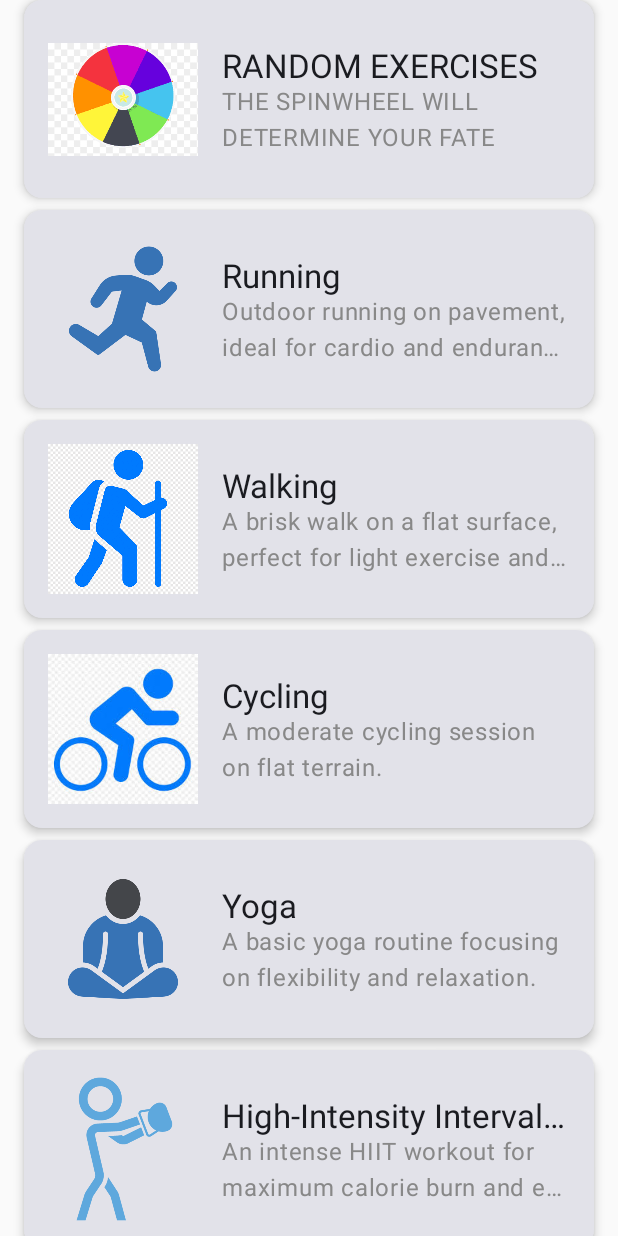
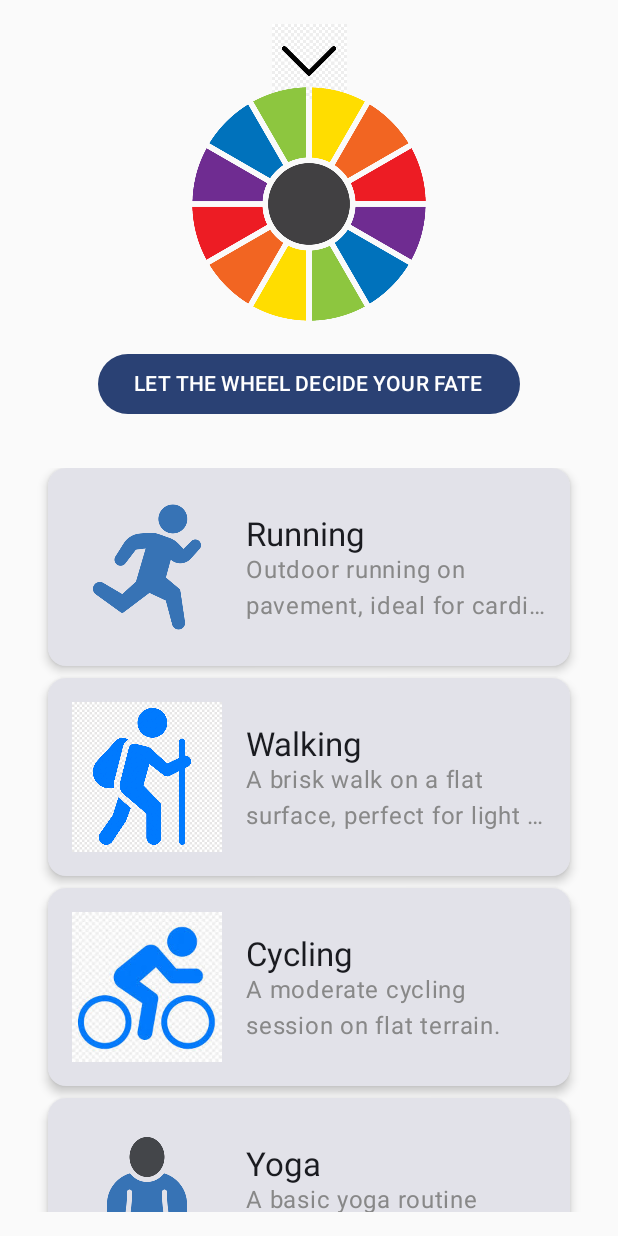
Before and after one commit to jam9151/AndroidFitnessTracker, an Android app built with Jetpack Compose: the WorkoutListScreen screen opened through its navigation route, on a phone screen of 412 x 824 dp. Run offline under Robolectric (Android 15) with nearby library versions, the phone set to English and light mode, and no system bars; 3 statements that could not run were skipped.

Commit message:
Added Spinwheel

```diff
--- a/app/src/main/java/com/example/androidfitnesstracker/Pages/WorkoutPage.kt
+++ b/app/src/main/java/com/example/androidfitnesstracker/Pages/WorkoutPage.kt
@@ -26,6 +26,10 @@ import com.example.androidfitnesstracker.User.UserActivityManager
 import com.example.androidfitnesstracker.User.UserDatabaseHelper
 import com.example.androidfitnesstracker.Workout.ExerciseStep
 import com.example.androidfitnesstracker.Workout.Workout
+import androidx.compose.runtime.*
+import androidx.compose.ui.graphics.graphicsLayer
+import kotlinx.coroutines.launch
+import kotlinx.coroutines.delay
 
 
 /* //Sample workout page
@@ -145,20 +149,118 @@ fun WorkoutListScreen(
     workouts: List<Workout>,
     onWorkoutClick: (Workout) -> Unit
 ) {
-    LazyColumn(
+    // State to control the rotation angle
+    val rotationAngle = remember { mutableFloatStateOf(0f) }
+
+    // State to track if the wheel is spinning
+    var isSpinning by remember { mutableStateOf(false) }
+
+    // Coroutine scope for animation
+    val coroutineScope = rememberCoroutineScope()
+
+    Column(
         modifier = Modifier
             .fillMaxSize()
-            .statusBarsPadding(),
-        verticalArrangement = Arrangement.spacedBy(8.dp)
+            .statusBarsPadding()
+            .padding(16.dp),
+        horizontalAlignment = Alignment.CenterHorizontally
     ) {
-        items(workouts, key = { it.id }) { workout ->
-            WorkoutItem(
-                workout = workout,
-                onClick = { onWorkoutClick(workout) }
+        // Box to overlay the arrow and spinning wheel
+        Box(
+            modifier = Modifier.size(200.dp), // Match the size of the spinning wheel
+            contentAlignment = Alignment.Center
+        ) {
+            // Stationary Arrow
+            Image(
+                painter = painterResource(id = R.drawable.down_arrow), // Replace with your arrow resource
+                contentDescription = "Arrow",
+                modifier = Modifier
+                    .size(50.dp) // Adjust the size of the arrow to fit above the wheel
+                    .align(Alignment.TopCenter) // Ensure arrow stays at the top
             )
+
+            // Spinning Wheel with Padding
+            Image(
+                painter = painterResource(id = R.drawable.spin_wheel_2),
+                contentDescription = "Spinning Wheel",
+                modifier = Modifier
+                    .size(200.dp)
+                    .padding(top = 40.dp) // Add padding between the arrow and the wheel
+                    .graphicsLayer(rotationZ = rotationAngle.value) // Apply rotation
+            )
+        }
+
+        Spacer(modifier = Modifier.height(16.dp))
+
+        // Let the Wheel Decide Button
+        Button(
+            onClick = {
+                if (!isSpinning) {
+                    isSpinning = true
+                    coroutineScope.launch {
+                        spinWheelAndNavigate(workouts, onWorkoutClick, rotationAngle) {
+                            isSpinning = false // Reset spinning state after navigation
+                        }
+                    }
+                }
+            }
+        ) {
+            Text("LET THE WHEEL DECIDE YOUR FATE")
+        }
+
+        Spacer(modifier = Modifier.height(32.dp))
+
+        // LazyColumn for the Workout List
+        LazyColumn(
+            modifier = Modifier.fillMaxSize(),
+            verticalArrangement = Arrangement.spacedBy(8.dp)
+        ) {
+            items(workouts, key = { it.id }) { workout ->
+                WorkoutItem(
+                    workout = workout,
+                    onClick = { onWorkoutClick(workout) }
+                )
+            }
         }
     }
 }
+
+
+
+
+
+suspend fun spinWheelAndNavigate(
+    workouts: List<Workout>,
+    onWorkoutSelected: (Workout) -> Unit,
+    rotationAngle: MutableState<Float>, // Use MutableState<Float> here
+    onFinish: () -> Unit
+) {
+    // Simulate spinning animation
+    val randomAngle = (360 * 3) + (0..360).random() // At least 3 full rotations
+    val duration = 7000L // Total duration in milliseconds
+    val startTime = System.currentTimeMillis()
+
+    while (System.currentTimeMillis() - startTime < duration) {
+        val elapsedTime = System.currentTimeMillis() - startTime
+        val progress = elapsedTime / duration.toFloat()
+        val easedProgress = (1 - (1 - progress) * (1 - progress)) // Ease-out effect
+        rotationAngle.value = randomAngle * easedProgress
+        delay(16) // 16ms for smooth animation (~60fps)
+    }
+
+    // Finalize rotation
+    rotationAngle.value %= 360 // Normalize the angle
+
+    // Select a random workout
+    val randomWorkout = workouts.random()
+
+    // Navigate to the selected workout
+    onWorkoutSelected(randomWorkout)
+
+    // Call onFinish callback
+    onFinish()
+}
+
 
 
 @Composable
--- a/app/src/main/java/com/example/androidfitnesstracker/User/UserDatabaseHelper.kt
+++ b/app/src/main/java/com/example/androidfitnesstracker/User/UserDatabaseHelper.kt
@@ -20,7 +20,7 @@ class UserDatabaseHelper(context: Context) : SQLiteOpenHelper(context, DATABASE_
         // Main user table
         private const val DATABASE_NAME = "User.db"
 
-        private const val DATABASE_VERSION = 21  // Incremented version for new schema
+        private const val DATABASE_VERSION = 22  // Incremented version for new schema
         private const val TABLE_USERS = "users"
         private const val COLUMN_ID = "id"
         private const val COLUMN_USERNAME = "username"
--- a/app/src/main/java/com/example/androidfitnesstracker/Workout/DefaultExercises.kt
+++ b/app/src/main/java/com/example/androidfitnesstracker/Workout/DefaultExercises.kt
@@ -14,7 +14,6 @@ data class DefaultExercise(
     val distance: Float,
     val steps: Int,
     val instructions: List<ExerciseStepData> = emptyList(),
-    val animation: ((ImageView)->Unit)? = null
 )
 
 data class ExerciseStepData(
@@ -26,23 +25,6 @@ data class ExerciseStepData(
 val defaultExercises = listOf(
 
     DefaultExercise(
-        name = "RANDOM EXERCISES",
-        description = "THE SPINWHEEL WILL DETERMINE YOUR FATE",
-        imageResId = R.drawable.spin_wheel,
-        calories = 400,
-        duration = 30,
-        distance = 3.0f,
-        steps = 4500,
-        animation = { imageView ->
-            val spinAnimation = ObjectAnimator.ofFloat(imageView, "rotation", 0f, 360f)
-            spinAnimation.duration = 1000 // 1 second per rotation
-            spinAnimation.repeatCount = ObjectAnimator.INFINITE
-            spinAnimation.start()
-        }
-    ).also {
-        Log.d("Workout Retrieval", "Workout: ${it.name}, Image ID: ${it.imageResId}")
-    },
-    DefaultExercise(
         name = "Running",
         description = "Outdoor running on pavement, ideal for cardio and endurance.",
         imageResId = R.drawable.running_small,
@@ -50,7 +32,9 @@ val defaultExercises = listOf(
         duration = 30,
         distance = 3.0f,
         steps = 4500
-    ),
+    ).also {
+        Log.d("Workout Retrieval", "Workout: ${it.name}, Image ID: ${it.imageResId}")
+    },
     DefaultExercise(
         name = "Walking",
         description = "A brisk walk on a flat surface, perfect for light exercise and stress relief.",
```
Also changed, not shown: app/src/main/res/drawable/down_arrow.png (added), app/src/main/res/drawable/spin_wheel.png (deleted).
